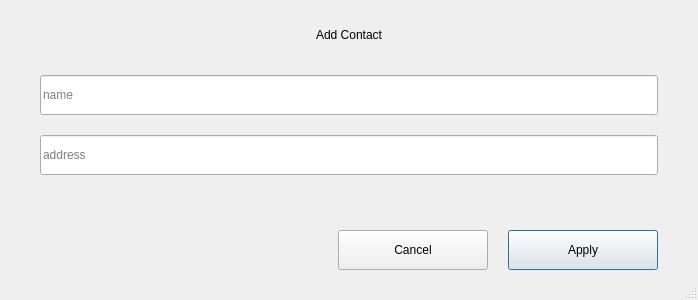
First picture: the form in dialogs_desktop/w_contacteditdlg.ui, repository 0xkobe/mwc-wallet, before the edit.
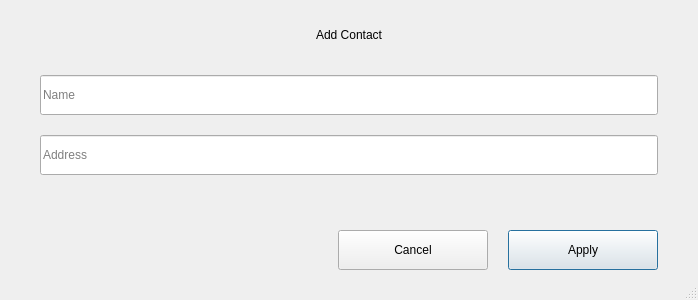
Second picture: the form after the edit. Custom widgets are drawn as their Qt base class.

Commit message: https://github.com/mwcproject/mwc-qt-wallet/issues/390

The edit to the form file:
```diff
--- a/dialogs_desktop/w_contacteditdlg.ui
+++ b/dialogs_desktop/w_contacteditdlg.ui
@@ -63,7 +63,7 @@
       <number>32</number>
      </property>
      <property name="placeholderText">
-      <string>name</string>
+      <string>Name</string>
      </property>
     </widget>
    </item>
@@ -79,7 +79,7 @@
       <number>256</number>
      </property>
      <property name="placeholderText">
-      <string>address</string>
+      <string>Address</string>
      </property>
     </widget>
    </item>
```
The commit also changes 1 other file.
